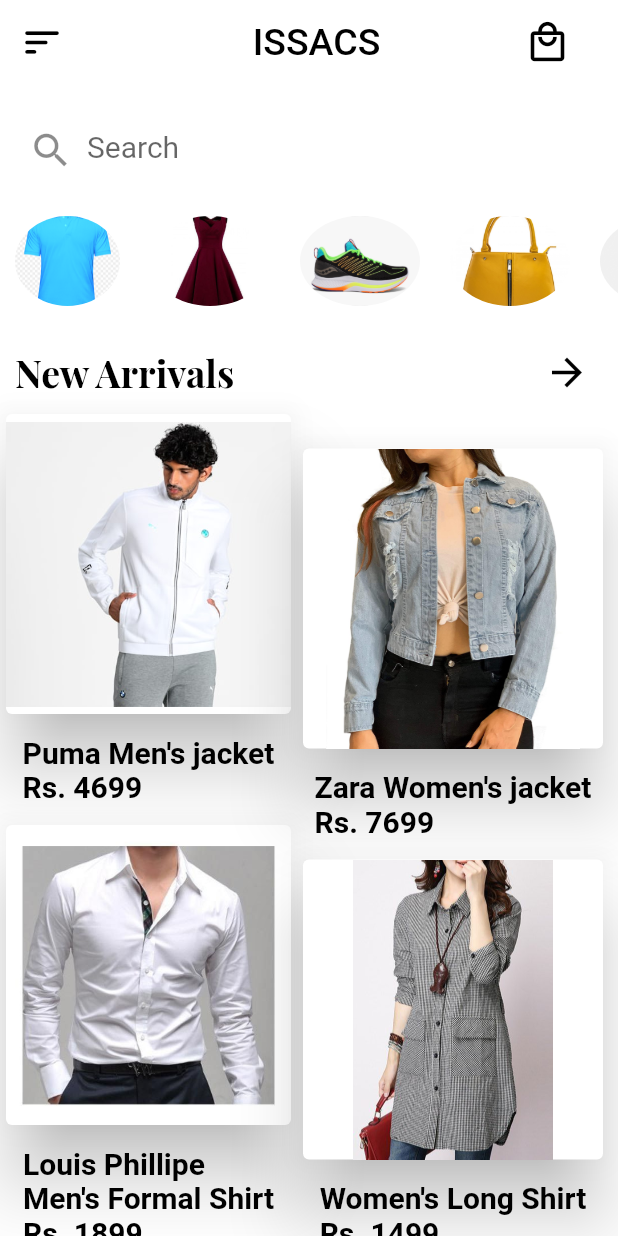
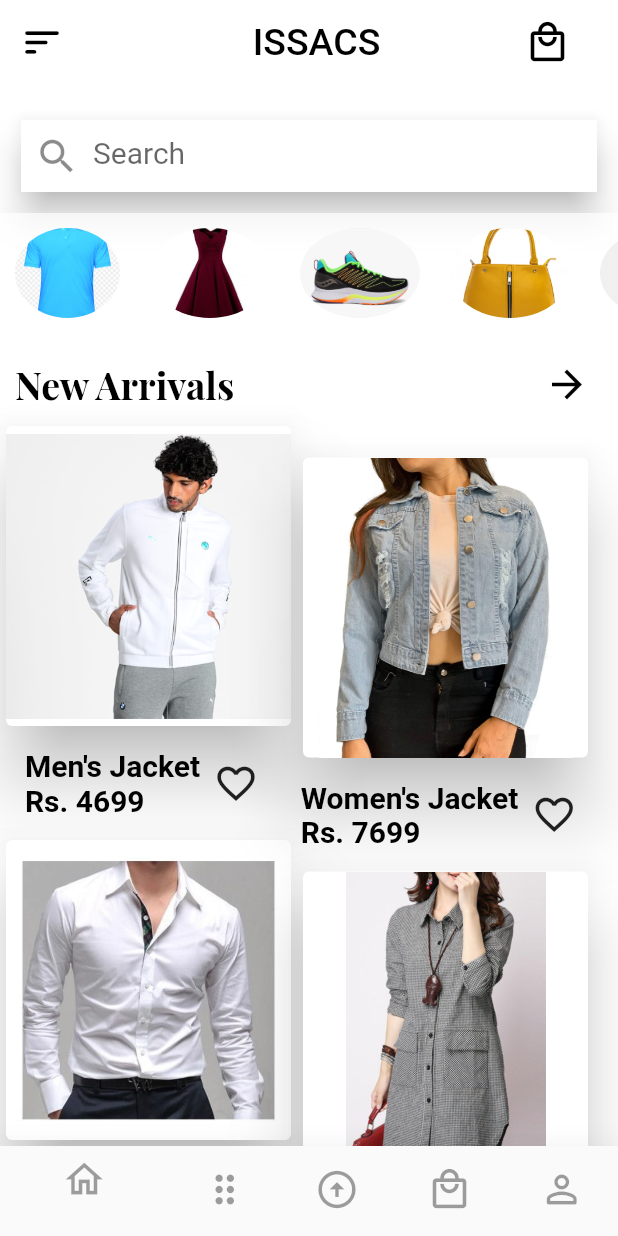
Before and after one commit to Vipul-2220/SimDevFlutter2, a Flutter app: the screen it shows after launch, on a phone screen of 412 x 824 dp. Run offline on Flutter 3.47's test engine with Material 2 defaults, Android fonts, the phone set to English and light mode, and no system bars.

Commit message:
Added ItemDetails

```diff
--- a/lib/HomeScreen.dart
+++ b/lib/HomeScreen.dart
@@ -10,6 +10,7 @@ class HomeScreen extends StatefulWidget {
 }
 
 class _HomeScreenState extends State<HomeScreen> {
+
   @override
   Widget build(BuildContext context) {
     return Scaffold(
@@ -41,6 +42,46 @@ class _HomeScreenState extends State<HomeScreen> {
         ),
         centerTitle: true,
       ),
+      bottomNavigationBar: BottomNavigationBar(
+        elevation: 20.0,
+        items: [
+          BottomNavigationBarItem(
+            icon: Icon(Icons.home_outlined,
+            color: Colors.black38,
+              size: 30.0,
+            ),
+            label: '',
+          ),
+          BottomNavigationBarItem(
+            icon: Icon(Icons.drag_indicator_outlined,
+              color: Colors.black38,
+            size: 30.0,
+            ),
+              label: '',
+          ),
+          BottomNavigationBarItem(
+            icon: Icon(Icons.arrow_circle_up_outlined,
+              color: Colors.black38,
+              size: 30.0,
+            ),
+            label: '',
+          ),
+          BottomNavigationBarItem(
+            icon: Icon(Icons.local_mall_outlined,
+              color: Colors.black38,
+              size: 30.0,
+            )
+            ,label: '',
+          ),
+          BottomNavigationBarItem(
+            icon: Icon(Icons.person_outline_rounded,
+              color: Colors.black38,
+              size: 30.0,
+            )
+            ,label: '',
+          ),
+        ],
+      ),
       body: ListView(
         children: [
           SizedBox(
@@ -48,6 +89,8 @@ class _HomeScreenState extends State<HomeScreen> {
           ),
           Padding(
             padding: EdgeInsets.symmetric(horizontal: 10.0, vertical: 10.0),
+            child: Card(
+              elevation: 10.0,
               child: TextField(
                 decoration: InputDecoration(
                     border: InputBorder.none,
@@ -62,6 +105,7 @@ class _HomeScreenState extends State<HomeScreen> {
                     hintStyle: TextStyle(
                       fontSize: 20.0,
                     )),
+              ),
             ),
           ),
           Categories(),
--- a/lib/Items.dart
+++ b/lib/Items.dart
@@ -1,140 +1,83 @@
 import 'package:flutter/material.dart';
+import 'package:sim_dev_task2/ItemDetails.dart';
 
-class Items extends StatelessWidget {
+class Items extends StatefulWidget {
   const Items({Key? key}) : super(key: key);
 
   @override
-  Widget build(BuildContext context) {
-    return Row(
+  _ItemsState createState() => _ItemsState();
+}
+
+class _ItemsState extends State<Items> {
+  Widget itemShow(String itemName, String price, String url) {
+    return Column(
       children: [
-        Column(
+        GestureDetector(
+          onTap: () {
+            Navigator.push(
+              context,
+              MaterialPageRoute(
+                builder: (context) => showDetails(context, itemName, price, url),
+              ),
+            );
+          },
+          child: Card(
+            elevation: 20.0,
+            child: Image(
+              height: 200,
+              width: 190,
+              image: AssetImage('$url'),
+            ),
+          ),
+        ),
+        SizedBox(
+          height: 10.0,
+        ),
+        Row(
+          mainAxisAlignment: MainAxisAlignment.spaceBetween,
           children: [
-            Card(
-              elevation: 20.0,
-              child: Image(
-                height: 200,
-                width: 190,
-                image: AssetImage('images/items/pumaHoodie1.jpg'),
-              ),
-            ),
-            SizedBox(height: 10.0,),
             Text(
-              'Puma Men\'s jacket\n'
-              'Rs. 4699',
+              '$itemName\n'
+              'Rs. $price',
               style: TextStyle(
                 color: Colors.black,
                 fontSize: 20.0,
                 fontWeight: FontWeight.bold,
               ),
             ),
-            SizedBox(height: 10.0,),
-            Card(
-              elevation: 20.0,
-              child: Image(
-                height: 200,
-                width: 190,
-                image: AssetImage('images/items/menshirt.jpg'),
-              ),
-            ),
-            SizedBox(height: 10.0,),
-            Text(
-              'Louis Phillipe\n'
-              'Men\'s Formal Shirt\n'
-                  'Rs. 1899',
-              style: TextStyle(
-                color: Colors.black,
-                fontSize: 20.0,
-                fontWeight: FontWeight.bold,
-              ),
-            ),
-            SizedBox(height: 10.0,),
-            Card(
-              elevation: 20.0,
-              child: Expanded(
-                child: Image(
-                  height: 200,
-                  width: 190,
-                  image: AssetImage('images/items/menchinos.jpg'),
-                ),
-              ),
-            ),
-            SizedBox(height: 10.0,),
-            Text(
-              'House of Versace\n'
-                  'Men\'s Chinos\n'
-                  'Rs. 1999',
-              style: TextStyle(
-                color: Colors.black,
-                fontSize: 20.0,
-                fontWeight: FontWeight.bold,
+            IconButton(
+              onPressed: () {},
+              icon: Icon(
+                Icons.favorite_border,
+                size: 30,
               ),
             ),
           ],
         ),
+        SizedBox(
+          height: 10.0,
+        ),
+      ],
+    );
+  }
+
+  @override
+  Widget build(BuildContext context) {
+    return Row(
+      children: [
+        Column(children: [
+          itemShow('Men\'s Jacket', '4699', 'images/items/pumaHoodie1.jpg'),
+          itemShow('Louis Phillipe\n Men\'s Shirt', '1899',
+              'images/items/menshirt.jpg'),
+          itemShow('Van Heusen\n Men\'s Chinos', '1999',
+              'images/items/menchinos.jpg'),
+        ]),
         Column(
           children: [
-            Card(
-              elevation: 20.0,
-              child: Expanded(
-                child: Image(
-                  height: 200,
-                  width: 200,
-                  image: AssetImage('images/items/womenjacket1.jpg'),
-                ),
-              ),
-            ),
-            SizedBox(height: 10.0,),
-            Text(
-              'Zara Women\'s jacket\n'
-                  'Rs. 7699',
-              style: TextStyle(
-                color: Colors.black,
-                fontSize: 20.0,
-                fontWeight: FontWeight.bold,
-              ),
-            ),
-            SizedBox(height: 10.0,),
-            Card(
-              elevation: 20.0,
-              child: Expanded(
-                child: Image(
-                  height: 200,
-                  width: 200,
-                  image: AssetImage('images/items/womenshirt.jpg'),
-                ),
-              ),
-            ),
-            SizedBox(height: 10.0,),
-            Text(
-              'Women\'s Long Shirt\n'
-                  'Rs. 1499',
-              style: TextStyle(
-                color: Colors.black,
-                fontSize: 20.0,
-                fontWeight: FontWeight.bold,
-              ),
-            ),
-            SizedBox(height: 10.0,),
-            Card(
-              elevation: 20.0,
-              child: Expanded(
-                child: Image(
-                  height: 200,
-                  width: 200,
-                  image: AssetImage('images/items/womenjeans.jpg'),
-                ),
-              ),
-            ),
-            SizedBox(height: 10.0,),
-            Text(
-              'Levis Women\'s Jeans\n'
-                  'Rs. 2699',
-              style: TextStyle(
-                color: Colors.black,
-                fontSize: 20.0,
-                fontWeight: FontWeight.bold,
-              ),
-            ),
+            itemShow(
+                'Women\'s Jacket', '7699', 'images/items/womenjacket1.jpg'),
+            itemShow('Women\'s Shirt', '1499', 'images/items/womenshirt.jpg'),
+            itemShow('Women\'s Jeans', '2699', 'images/items/womenjeans.jpg'),
           ],
         ),
       ],
```
Also changed, not shown: lib/ItemDetails.dart (added, +318 -0 lines). Lines whose indentation alone changed are shown as unchanged.
